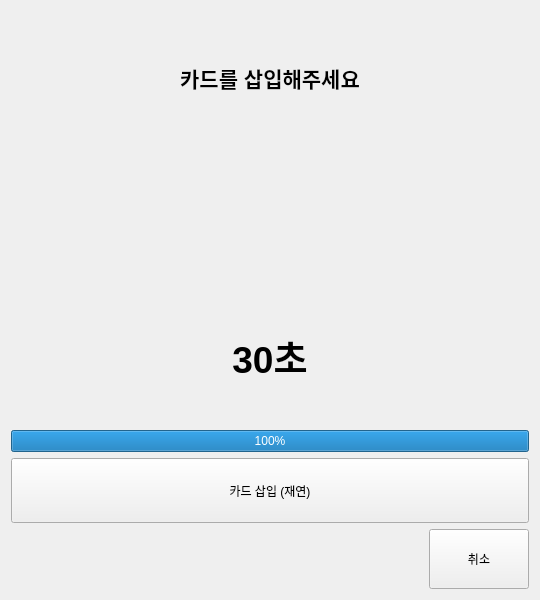
First picture: the form in VentiApp/Payment/payprocessview.ui, repository minki9252/TheVentiKiosk, before the edit.
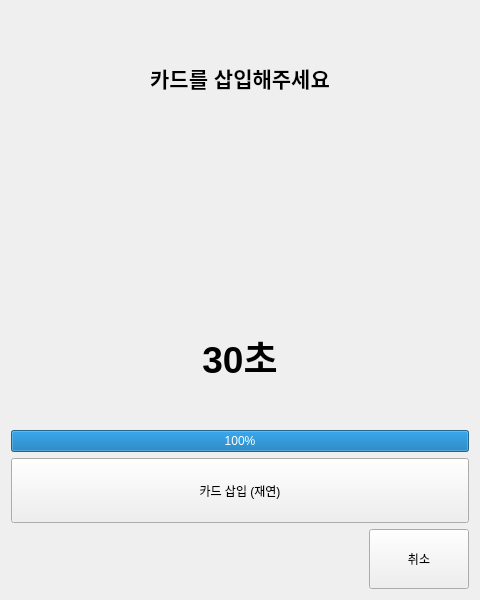
Second picture: the form after the edit.

```diff
--- a/VentiApp/Payment/payprocessview.ui
+++ b/VentiApp/Payment/payprocessview.ui
@@ -3,10 +3,25 @@
  <class>PayProcessView</class>
  <widget class="QWidget" name="PayProcessView">
   <property name="geometry">
-   <rect><x>0</x><y>0</y><width>540</width><height>600</height></rect>
+   <rect>
+    <x>0</x>
+    <y>0</y>
+    <width>480</width>
+    <height>600</height>
+   </rect>
   </property>
-  <property name="minimumSize"><size><width>540</width><height>600</height></size></property>
-  <property name="maximumSize"><size><width>540</width><height>600</height></size></property>
+  <property name="minimumSize">
+   <size>
+    <width>480</width>
+    <height>600</height>
+   </size>
+  </property>
+  <property name="maximumSize">
+   <size>
+    <width>480</width>
+    <height>600</height>
+   </size>
+  </property>
   <layout class="QVBoxLayout" name="verticalLayout">
    <!-- 카드사 이름 + 안내 문구 -->
    <item>
```
Left out of the diff: 92 changed lines with no effect on the pictures.
